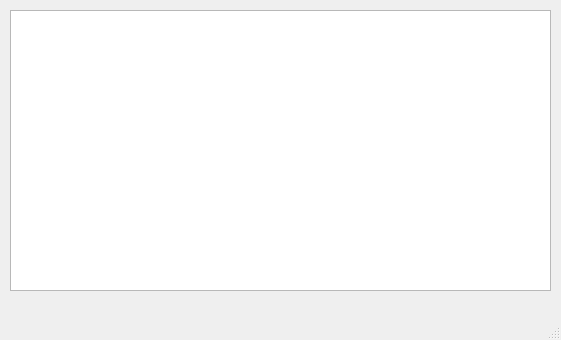
The window that mainwindow.ui (0xNine9/XML-Editor) describes before a commit, drawn with Qt 5.
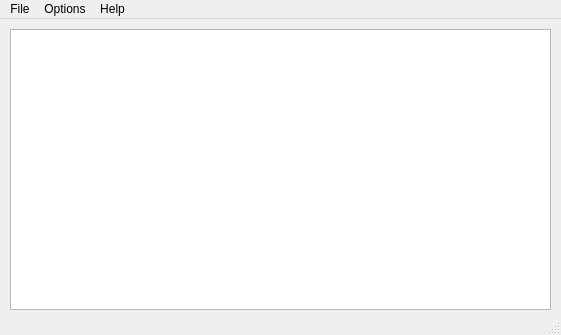
The same window after the commit. Icons and pictures are not drawn.

The edit to the form file:
```diff
--- a/mainwindow.ui
+++ b/mainwindow.ui
@@ -7,7 +7,7 @@
     <x>0</x>
     <y>0</y>
     <width>561</width>
-    <height>340</height>
+    <height>335</height>
    </rect>
   </property>
   <property name="windowTitle">
@@ -39,6 +39,33 @@
      <height>22</height>
     </rect>
    </property>
+   <widget class="QMenu" name="menuFile">
+    <property name="title">
+     <string>File</string>
+    </property>
+    <addaction name="actionNew"/>
+    <addaction name="actionOpen"/>
+    <addaction name="actionSave"/>
+    <addaction name="actionSave_As"/>
+    <addaction name="actionExit"/>
+   </widget>
+   <widget class="QMenu" name="menuOptions">
+    <property name="title">
+     <string>Options</string>
+    </property>
+    <addaction name="actionFormat"/>
+    <addaction name="actionCompress"/>
+    <addaction name="actionConvert_to_JSON"/>
+   </widget>
+   <widget class="QMenu" name="menuHelp">
+    <property name="title">
+     <string>Help</string>
+    </property>
+    <addaction name="actionAbout_US"/>
+   </widget>
+   <addaction name="menuFile"/>
+   <addaction name="menuOptions"/>
+   <addaction name="menuHelp"/>
   </widget>
   <widget class="QStatusBar" name="statusbar"/>
  </widget>
```
Left out of the diff: 85 changed lines with no effect on the pictures.
